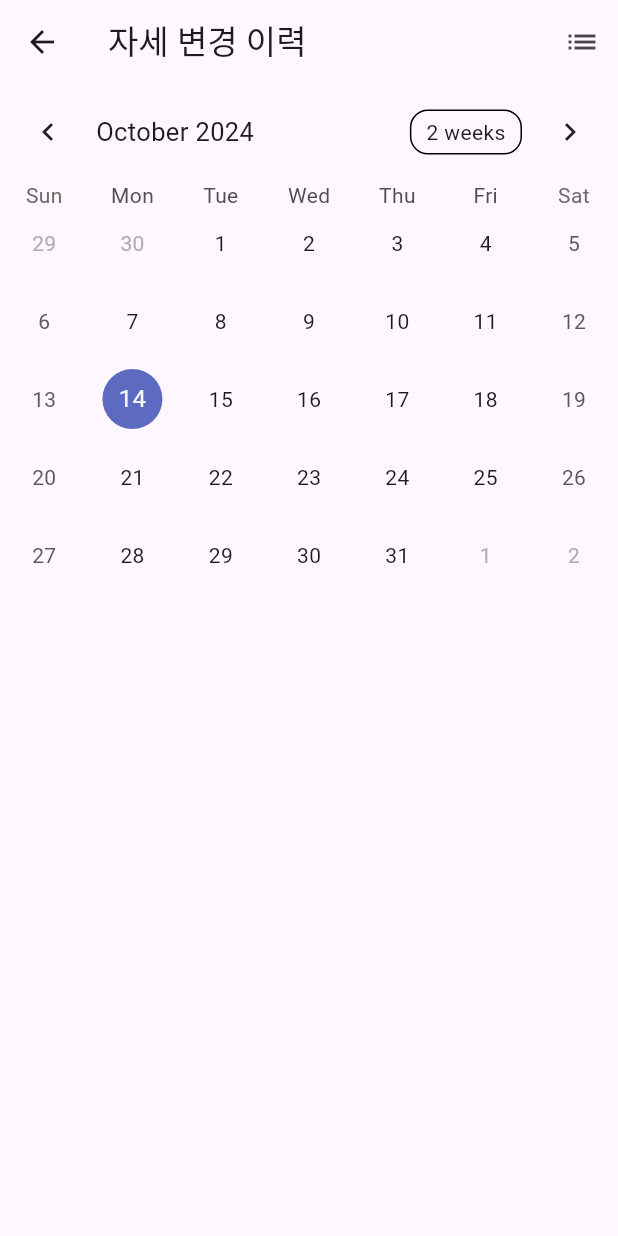
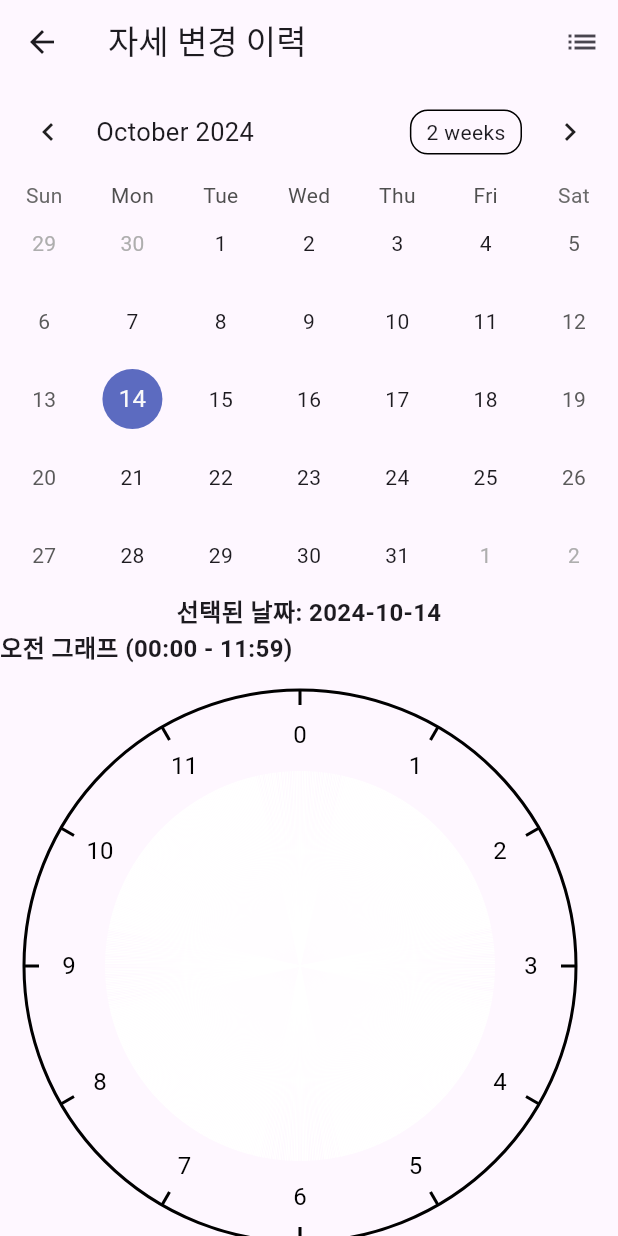
Before and after one commit to KongDaeyeong/capstone-design, a Flutter app: the LogPage screen opened directly, after a tap on the "calendar today" icon, on a phone screen of 412 x 824 dp. Run offline on Flutter 3.47's test engine with Material 3 defaults, Android fonts, the light colour scheme and no system bars; drawn by our look-alikes of fl_chart, table_calendar; our stand-ins replace flutter_blue_plus, flutter_local_notifications, flutter_secure_storage, permission_handler, sqflite; missing offline and left inert: amazon_cognito_identity_dart_2; accounts and stored records are empty.

Commit message:
log 시각화 완료

```diff
--- a/littletest2/lib/main.dart
+++ b/littletest2/lib/main.dart
@@ -7,6 +7,9 @@
 import 'package:provider/provider.dart';
 import 'package:flutter_local_notifications/flutter_local_notifications.dart';
 import 'package:fl_chart/fl_chart.dart';
+
+import 'dart:math';
+import 'dart:ui' as ui;
 
 // DB와 캘린더 기능 추가..
 import 'package:sqflite/sqflite.dart';
@@ -1257,11 +1260,46 @@
   DateTime _selectedDate = DateTime.now();
   CalendarFormat _calendarFormat = CalendarFormat.month;
 
+  // Store data for morning (00:00 - 11:59) and afternoon (12:00 - 23:59)
+  Map<String, List<PostureTimeSlot>> morningData = {};
+  Map<String, List<PostureTimeSlot>> afternoonData = {};
+
+  @override
+  void initState() {
+    super.initState();
+    Future.microtask(() {
+      Provider.of<PostureLogManager>(context, listen: false).loadLogsByDate(_selectedDate);
+      _processLogs();
+    });
+  }
+
+  void _processLogs() {
+    final logs = Provider.of<PostureLogManager>(context, listen: false).logs;
+    morningData.clear();
+    afternoonData.clear();
+
+    for (var log in logs) {
+      final startTime = log.timestamp.subtract(log.duration);  // 시작 시간 계산
+      final endTime = log.timestamp;  // 종료 시간 (기존의 timestamp)
+      final isAfternoon = startTime.hour >= 12;
+      final targetData = isAfternoon ? afternoonData : morningData;
+
+      if (!targetData.containsKey(log.fromDirection)) {
+        targetData[log.fromDirection] = [];
+      }
+
+      targetData[log.fromDirection]!.add(PostureTimeSlot(
+        start: startTime,
+        end: endTime,
+      ));
+    }
+  }
+
   @override
   Widget build(BuildContext context) {
-    // 여기서 로그를 로드합니다
     WidgetsBinding.instance.addPostFrameCallback((_) {
       Provider.of<PostureLogManager>(context, listen: false).loadLogsByDate(_selectedDate);
+      _processLogs();
     });
 
     return Scaffold(
@@ -1281,10 +1319,24 @@
       body: Column(
         children: [
           if (_showCalendar) _buildCalendar(),
+          Text(
+            '선택된 날짜: ${DateFormat('yyyy-MM-dd').format(_selectedDate)}',
+            style: TextStyle(fontSize: 16, fontWeight: FontWeight.bold),
+          ),
           Expanded(
+            child: SingleChildScrollView(
               child: Consumer<PostureLogManager>(
                 builder: (context, logManager, child) {
-                return ListView.builder(
+                  return Column(
+                    crossAxisAlignment: CrossAxisAlignment.start,
+                    children: [
+                      Text('오전 그래프 (00:00 - 11:59)', style: TextStyle(fontSize: 16, fontWeight: FontWeight.bold)),
+                      buildClockChart(morningData, isMorning: true),
+                      Text('오후 그래프 (12:00 - 23:59)', style: TextStyle(fontSize: 16, fontWeight: FontWeight.bold)),
+                      buildClockChart(afternoonData, isMorning: false),
+                      ListView.builder(
+                        shrinkWrap: true,
+                        physics: NeverScrollableScrollPhysics(),
                         itemCount: logManager.logs.length,
                         itemBuilder: (context, index) {
                           final log = logManager.logs[index];
@@ -1294,13 +1346,72 @@
                             trailing: Text(DateFormat('HH:mm:ss').format(log.timestamp)),
                           );
                         },
+                      ),
+                    ],
                   );
                 },
+              ),
             ),
           ),
         ],
       ),
     );
+  }
+
+  Widget buildClockChart(Map<String, List<PostureTimeSlot>> data, {required bool isMorning}) {
+    List<PieChartSectionData> sections = [];
+    final startHour = isMorning ? 0 : 12;
+    final endHour = isMorning ? 12 : 24;
+
+
+    for (int hour = startHour; hour < endHour; hour++) {
+      for (int minute = 0; minute < 60; minute++) {
+        final time = DateTime(_selectedDate.year, _selectedDate.month, _selectedDate.day, hour, minute);
+        String? posture = _getPostureAtTime(data, time);
+
+        sections.add(PieChartSectionData(
+          color: _getPostureColor(posture),
+          value: 1,
+          title: '',
+          radius: 130,
+          showTitle: false,
+        ));
+      }
+    }
+
+    return Container(
+      height: 400,
+      width: 400,
+      padding: EdgeInsets.all(16),
+      child: Stack(
+        children: [
+          PieChart(
+            PieChartData(
+              sections: sections,
+              centerSpaceRadius: 0,
+              sectionsSpace: 0,
+              startDegreeOffset: -90,
+            ),
+          ),
+          Positioned.fill(
+            child: CustomPaint(
+              painter: ClockFacePainter(isMorning: isMorning),
+            ),
+          ),
+        ],
+      ),
+    );
+  }
+
+  String? _getPostureAtTime(Map<String, List<PostureTimeSlot>> data, DateTime time) {
+    for (var entry in data.entries) {
+      for (var slot in entry.value) {
+        if (time.isAfter(slot.start) && time.isBefore(slot.end)) {
+          return entry.key;
+        }
+      }
+    }
+    return null;
   }
 
   Widget _buildCalendar() {
@@ -1315,7 +1426,8 @@
       onDaySelected: (selectedDay, focusedDay) {
         setState(() {
           _selectedDate = selectedDay;
-          Provider.of<PostureLogManager>(context as BuildContext, listen: false).loadLogsByDate(_selectedDate);
+          Provider.of<PostureLogManager>(context, listen: false).loadLogsByDate(_selectedDate);
+          _processLogs();
         });
       },
       onFormatChanged: (format) {
@@ -1325,6 +1437,21 @@
       },
     );
   }
+
+  Color _getPostureColor(String? direction) {
+    switch (direction) {
+      case 'front':
+        return Colors.green;
+      case 'back':
+        return Colors.red;
+      case 'left':
+        return Colors.blue;
+      case 'right':
+        return Colors.orange;
+      default:
+        return Colors.white; // For unmeasured time
+    }
+  }
 }
 
 String formatDuration(Duration duration) {
@@ -1333,3 +1460,62 @@
   String twoDigitSeconds = twoDigits(duration.inSeconds.remainder(60));
   return '${twoDigits(duration.inHours)}:$twoDigitMinutes:$twoDigitSeconds';
 }
+
+class PostureTimeSlot {
+  final DateTime start;
+  final DateTime end;
+
+  PostureTimeSlot({required this.start, required this.end});
+  Duration get duration => end.difference(start);
+}
+
+class ClockFacePainter extends CustomPainter {
+  final bool isMorning;
+
+  ClockFacePainter({required this.isMorning});
+
+  @override
+  void paint(Canvas canvas, Size size) {
+    final center = Offset(size.width / 2, size.height / 2);
+    final radius = size.width / 2;
+    final paint = Paint()
+      ..color = Colors.black
+      ..style = PaintingStyle.stroke
+      ..strokeWidth = 2;
+
+    // Draw circle
+    canvas.drawCircle(center, radius, paint);
+
+    // Draw hour marks
+    for (int i = 0; i < 12; i++) {
+      final angle = (i * 30 - 90) * (pi / 180);
+      final hourMarkStart = Offset(
+        center.dx + cos(angle) * (radius - 10),
+        center.dy + sin(angle) * (radius - 10),
+      );
+      final hourMarkEnd = Offset(
+        center.dx + cos(angle) * radius,
+        center.dy + sin(angle) * radius,
+      );
+      canvas.drawLine(hourMarkStart, hourMarkEnd, paint);
+
+      // Draw hour numbers
+      final textPainter = TextPainter(
+        text: TextSpan(
+          text: '${isMorning ? i : i + 12}',
+          style: TextStyle(color: Colors.black, fontSize: 16),
+        ),
+        textDirection: ui.TextDirection.ltr,
+      );
+      textPainter.layout();
+      final textCenter = Offset(
+        center.dx + cos(angle) * (radius - 30) - textPainter.width / 2,
+        center.dy + sin(angle) * (radius - 30) - textPainter.height / 2,
+      );
+      textPainter.paint(canvas, textCenter);
+    }
+  }
+
+  @override
+  bool shouldRepaint(CustomPainter oldDelegate) => false;
+}
```
Lines whose indentation alone changed are shown as unchanged.
